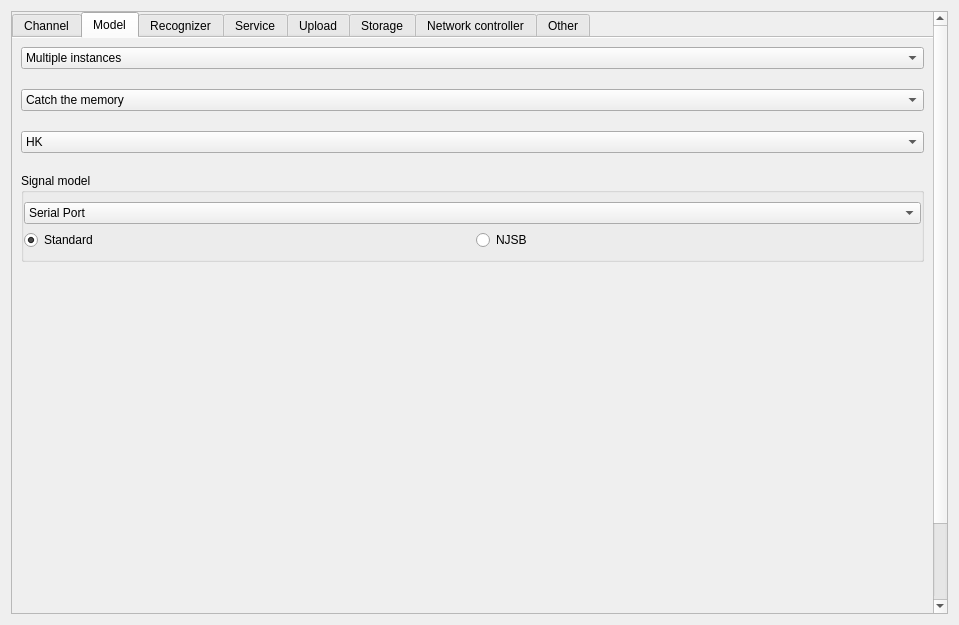
Before: the Qt Designer form Main/Setting/system_setting_form.ui in 519984307/Container_Multiple_Channels_20200522, drawn with Qt 5.
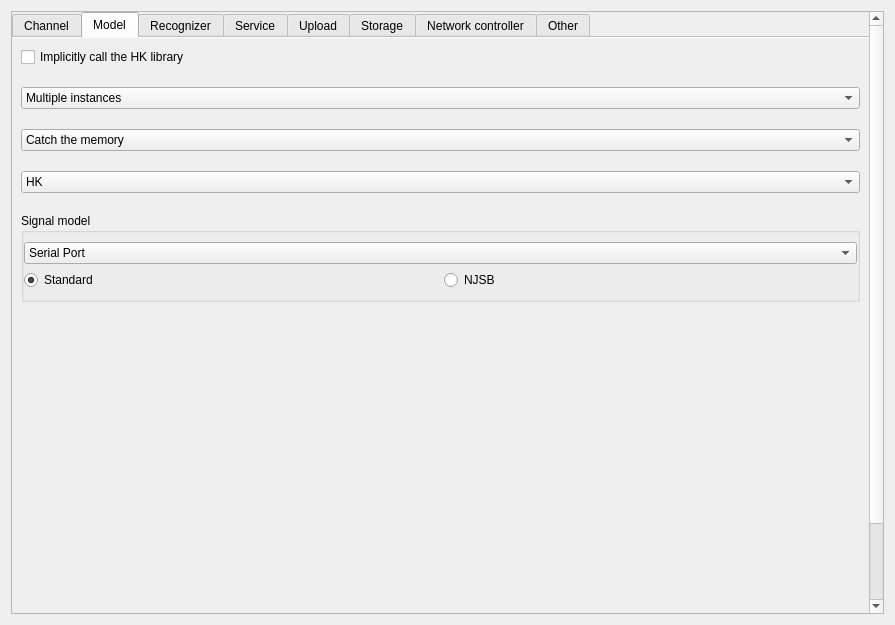
After: the same form once the commit is applied.

Diff of the .ui file:
```diff
--- a/Main/Setting/system_setting_form.ui
+++ b/Main/Setting/system_setting_form.ui
@@ -9,7 +9,7 @@
    <rect>
     <x>0</x>
     <y>0</y>
-    <width>959</width>
+    <width>895</width>
     <height>625</height>
    </rect>
   </property>
@@ -27,7 +27,7 @@
        <rect>
         <x>0</x>
         <y>0</y>
-        <width>922</width>
+        <width>858</width>
         <height>665</height>
        </rect>
       </property>
@@ -452,7 +452,20 @@
            <property name="verticalSpacing">
             <number>20</number>
            </property>
-           <item row="2" column="0" colspan="2">
+           <item row="5" column="1">
+            <spacer name="verticalSpacer_9">
+             <property name="orientation">
+              <enum>Qt::Vertical</enum>
+             </property>
+             <property name="sizeHint" stdset="0">
+              <size>
+               <width>20</width>
+               <height>40</height>
+              </size>
+             </property>
+            </spacer>
+           </item>
+           <item row="3" column="0" colspan="2">
             <widget class="QComboBox" name="PlateType_comboBox">
              <property name="sizePolicy">
               <sizepolicy hsizetype="Expanding" vsizetype="Fixed">
@@ -484,6 +497,29 @@
             </widget>
            </item>
            <item row="1" column="0" colspan="2">
+            <widget class="QComboBox" name="Camera_Load_Plugin_comboBox">
+             <property name="toolTip">
+              <string>Haikang Camera Snap Plug-in Mode, some modes require a single class.</string>
+             </property>
+             <property name="whatsThis">
+              <string/>
+             </property>
+             <property name="currentIndex">
+              <number>1</number>
+             </property>
+             <item>
+              <property name="text">
+               <string>A single instance</string>
+              </property>
+             </item>
+             <item>
+              <property name="text">
+               <string>Multiple instances</string>
+              </property>
+             </item>
+            </widget>
+           </item>
+           <item row="2" column="0" colspan="2">
             <widget class="QComboBox" name="HCNET_Capture_Type_comboBox">
              <property name="toolTip">
               <string>Haikang camera capture mode, this option and plug-in mode associated</string>
@@ -518,43 +554,7 @@
              </item>
             </widget>
            </item>
-           <item row="0" column="0" colspan="2">
-            <widget class="QComboBox" name="Camera_Load_Plugin_comboBox">
-             <property name="toolTip">
-              <string>Haikang Camera Snap Plug-in Mode, some modes require a single class.</string>
-             </property>
-             <property name="whatsThis">
-              <string/>
-             </property>
-             <property name="currentIndex">
-              <number>1</number>
-             </property>
-             <item>
-              <property name="text">
-               <string>A single instance</string>
-              </property>
-             </item>
-             <item>
-              <property name="text">
-               <string>Multiple instances</string>
-              </property>
-             </item>
-            </widget>
-           </item>
-           <item row="4" column="1">
-            <spacer name="verticalSpacer_9">
-             <property name="orientation">
-              <enum>Qt::Vertical</enum>
-             </property>
-             <property name="sizeHint" stdset="0">
-              <size>
-               <width>20</width>
-               <height>40</height>
-              </size>
-             </property>
-            </spacer>
-           </item>
-           <item row="3" column="0" colspan="2">
+           <item row="4" column="0" colspan="2">
             <widget class="QGroupBox" name="groupBox_4">
              <property name="title">
               <string>Signal model</string>
@@ -614,6 +614,13 @@
              </layout>
             </widget>
            </item>
+           <item row="0" column="0">
+            <widget class="QCheckBox" name="loadLibrary_HK_checkBox">
+             <property name="text">
+              <string>Implicitly call the HK library</string>
+             </property>
+            </widget>
+           </item>
           </layout>
          </widget>
          <widget class="QWidget" name="Recognizer">
```
